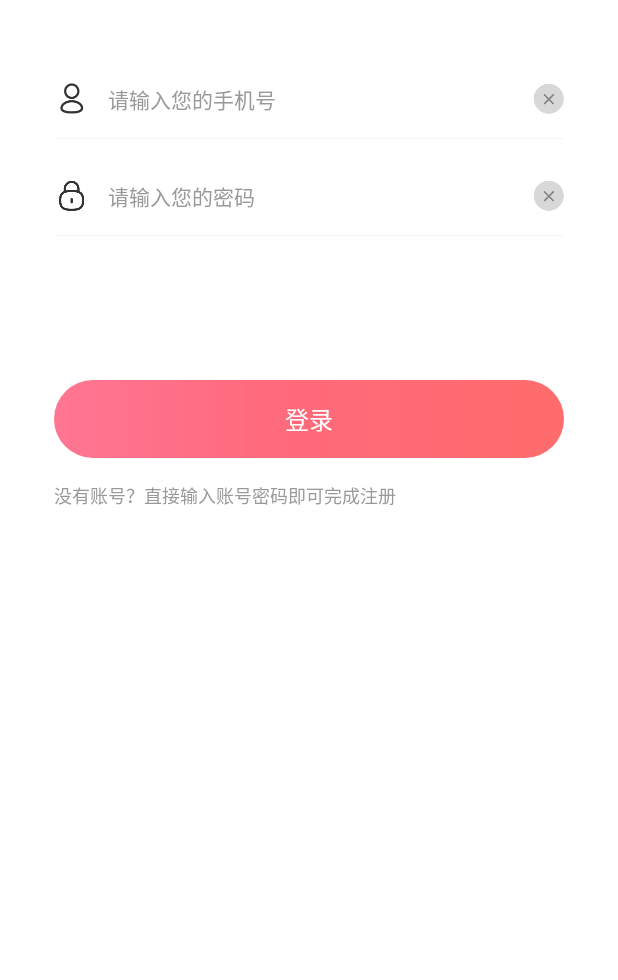
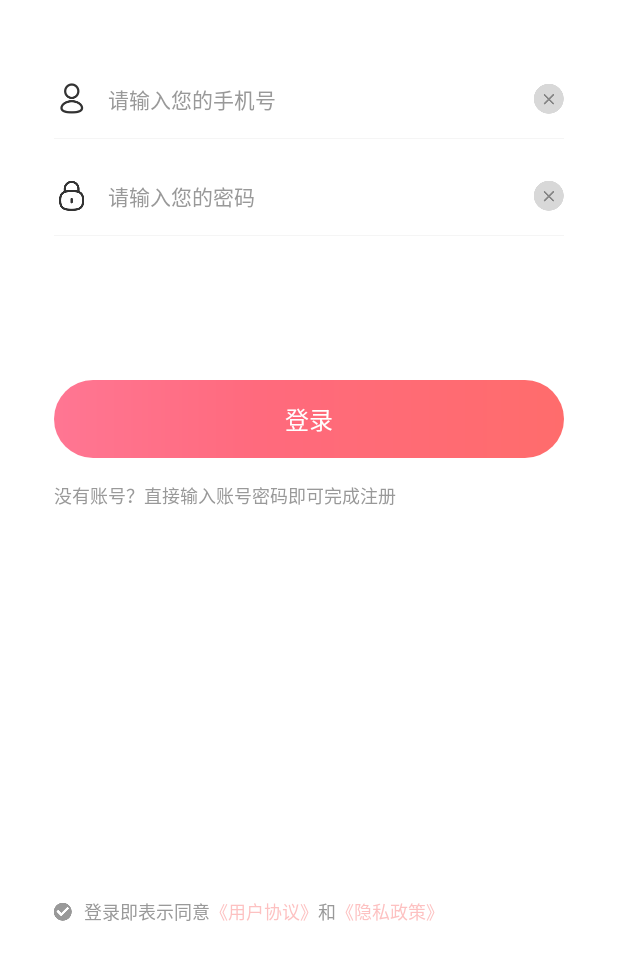
Before and after one commit to boredream/BaseApplication, an Android app: the layout activity_login.xml on its own in the app's theme, with its tools: preview values and no code run, on a phone screen of 412 x 824 dp, the part 249-1229 px from its top. Run offline under Robolectric (Android 15) with nearby library versions, the light colour scheme and no system bars.

Commit message:
协议，清单组图标

```diff
--- a/app/src/main/AndroidManifest.xml
+++ b/app/src/main/AndroidManifest.xml
@@ -40,6 +40,7 @@
         <activity android:name=".activity.UserInfoActivity" />
         <activity android:name=".activity.LoginActivity" />
         <activity android:name=".activity.ImageBrowserActivity" />
+        <activity android:name=".activity.WebViewActivity" />
         <activity android:name=".activity.EditTextActivity" />
         <activity android:name=".activity.TheDayEditActivity" />
         <activity android:name=".activity.DiaryEditActivity" />
--- /dev/null
+++ b/app/src/main/res/drawable/ic_check_sel.xml
@@ -0,0 +1,8 @@
+<?xml version="1.0" encoding="utf-8"?>
+<selector xmlns:android="http://schemas.android.com/apk/res/android">
+
+    <item android:drawable="@drawable/ic_checked" android:state_checked="true"/>
+    <item android:drawable="@drawable/ic_checked" android:state_pressed="true"/>
+    <item android:drawable="@drawable/ic_uncheck"/>
+
+</selector>
--- a/app/src/main/res/layout/activity_login.xml
+++ b/app/src/main/res/layout/activity_login.xml
@@ -99,4 +99,53 @@
         android:textColor="@color/txt_light_gray"
         android:textSize="@dimen/txt_caption" />
 
+    <View
+        android:layout_width="match_parent"
+        android:layout_height="0dp"
+        android:layout_weight="1" />
+
+    <LinearLayout
+        android:layout_width="match_parent"
+        android:layout_height="wrap_content"
+        android:gravity="center_vertical"
+        android:orientation="horizontal">
+
+        <CheckBox
+            android:id="@+id/cb_agree"
+            android:layout_width="20dp"
+            android:layout_height="28dp"
+            android:button="@drawable/ic_check_sel" />
+
+        <TextView
+            android:layout_width="wrap_content"
+            android:layout_height="wrap_content"
+            android:text="登录即表示同意"
+            android:textColor="@color/txt_light_gray"
+            android:textSize="@dimen/txt_caption" />
+
+        <TextView
+            android:id="@+id/tv_protocol"
+            android:layout_width="wrap_content"
+            android:layout_height="wrap_content"
+            android:text="《用户协议》"
+            android:textColor="@color/txt_40primary"
+            android:textSize="@dimen/txt_caption" />
+
+        <TextView
+            android:layout_width="wrap_content"
+            android:layout_height="wrap_content"
+            android:text="和"
+            android:textColor="@color/txt_light_gray"
+            android:textSize="@dimen/txt_caption" />
+
+        <TextView
+            android:id="@+id/tv_privacy"
+            android:layout_width="wrap_content"
+            android:layout_height="wrap_content"
+            android:text="《隐私政策》"
+            android:textColor="@color/txt_40primary"
+            android:textSize="@dimen/txt_caption" />
+
+    </LinearLayout>
+
 </LinearLayout>
--- a/app/src/main/res/layout/item_todo_group.xml
+++ b/app/src/main/res/layout/item_todo_group.xml
@@ -16,7 +16,7 @@
             android:layout_width="16dp"
             android:layout_height="16dp"
             android:layout_marginRight="6dp"
-            android:scaleType="center"
+            android:scaleType="fitCenter"
             android:src="@drawable/ic_todo_cus" />
 
         <TextView
--- a/app/src/main/res/values/colors.xml
+++ b/app/src/main/res/values/colors.xml
@@ -10,6 +10,7 @@
     <color name="txt_black">#333333</color>
     <color name="txt_gray">#666666</color>
     <color name="txt_light_gray">#999999</color>
+    <color name="txt_40primary">#66FB6565</color>
     <color name="bg_gray">#f1f1f1</color>
     <color name="bg_gray_pressed">#e8e8e8</color>
 
```
Also changed, not shown: app/src/main/java/com/boredream/baseapplication/activity/LoginActivity.java (+20 -0 lines), app/src/main/java/com/boredream/baseapplication/activity/WebViewActivity.java (added, +71 -0 lines), app/src/main/java/com/boredream/baseapplication/adapter/TodoGroupAdapter.java (+2 -5 lines), app/src/main/java/com/boredream/baseapplication/entity/TodoGroup.java (+22 -0 lines), app/src/main/java/com/boredream/baseapplication/net/GlideHelper.java (+9 -6 lines), app/src/main/java/com/boredream/baseapplication/view/MyWebView.java (added, +46 -0 lines), app/src/main/res/layout/activity_webview.xml (added, +18 -0 lines), app/src/main/res/drawable-xxhdpi/ic_checked.png (added), app/src/main/res/drawable-xxhdpi/ic_todo_group1.png (renamed from app/src/main/res/drawable-xxhdpi/ic_todo_love.png), app/src/main/res/drawable-xxhdpi/ic_todo_group2.png (renamed from app/src/main/res/drawable-xxhdpi/ic_todo_cake.png), app/src/main/res/drawable-xxhdpi/ic_todo_group3.png (renamed from app/src/main/res/drawable-xxhdpi/ic_todo_cake2.png), app/src/main/res/drawable-xxhdpi/ic_uncheck.png (added).
